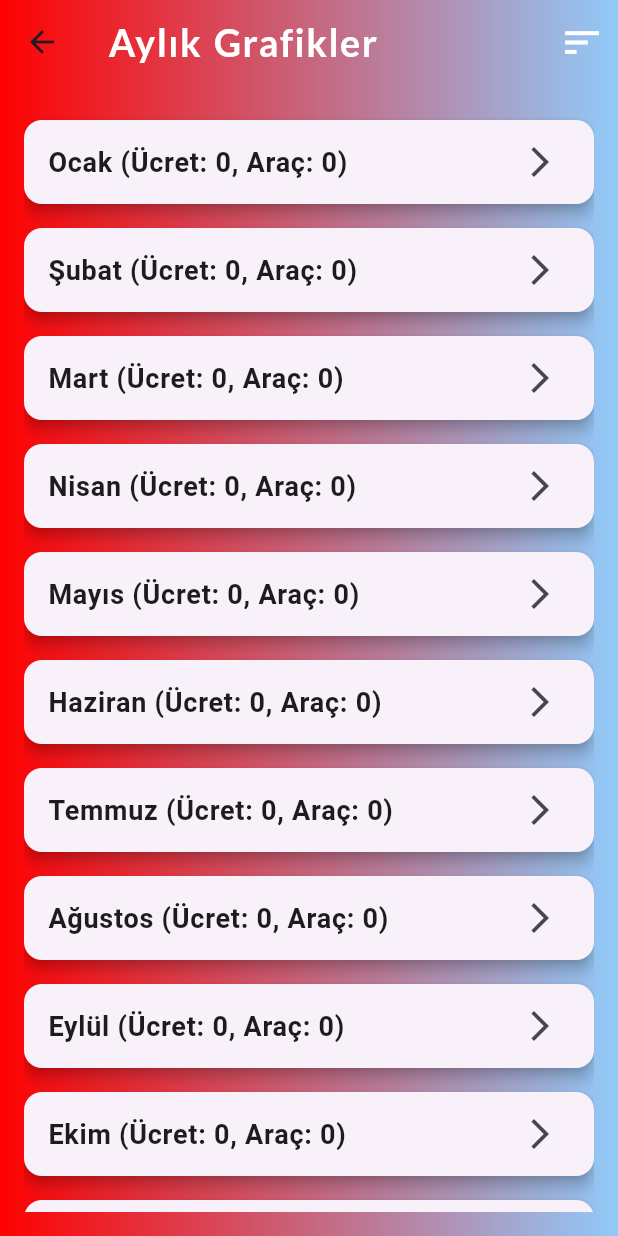
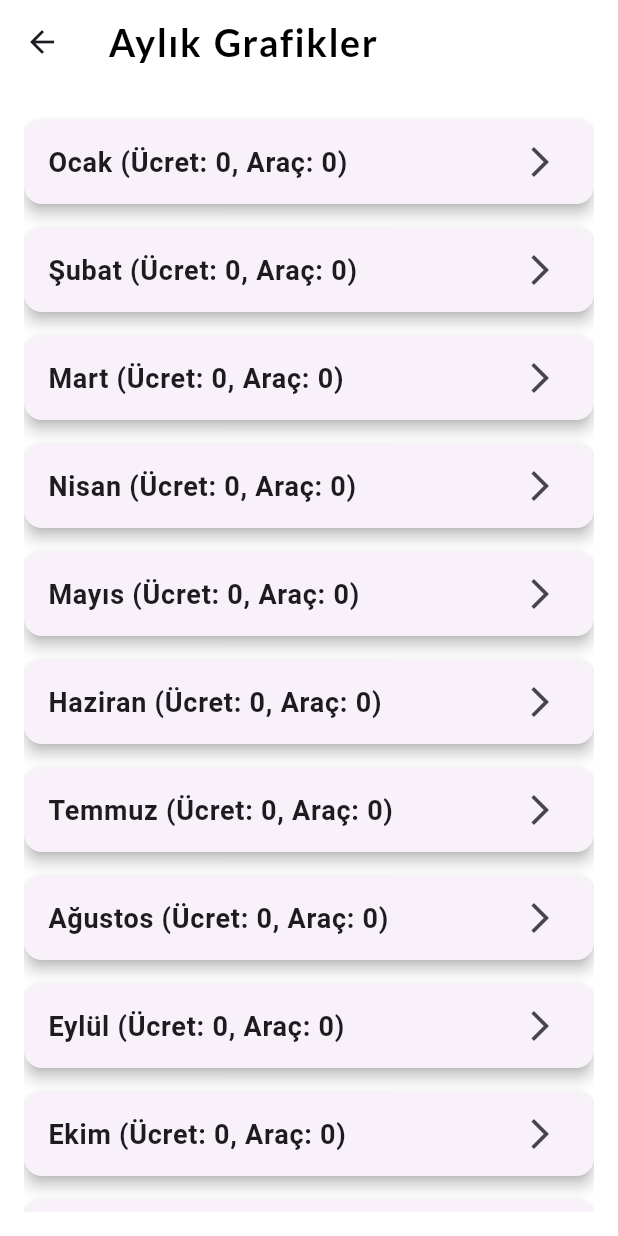
Before and after one commit to uluckabd/car_wash, a Flutter app: the screen it shows after launch, item 2 of the bottom bar chosen, after a tap on the "analytics" icon, on a phone screen of 412 x 824 dp. Run offline on Flutter 3.47's test engine with Material 3 defaults, Android fonts, the phone set to English and light mode, and no system bars; our stand-ins replace google_fonts, mask_text_input_formatter, sqflite, syncfusion_flutter_charts; accounts and stored records are empty.

Commit message:
tasarım sıfırlandı

```diff
--- a/lib/ArchiveScreen.dart
+++ b/lib/ArchiveScreen.dart
@@ -1,8 +1,5 @@
 import 'package:flutter/material.dart';
 import 'database_service.dart';
-
-const Color primaryColor = Color.fromRGBO(255, 1, 1, 1);
-const Color secondaryColor = Color(0xFF90CAF9);
 
 class ArchiveScreen extends StatelessWidget {
   final List<Map<String, dynamic>> randevular;
@@ -72,13 +69,7 @@ class ArchiveScreen extends StatelessWidget {
 
     return Scaffold(
       body: Container(
-        decoration: const BoxDecoration(
-          gradient: LinearGradient(
-            colors: [primaryColor, secondaryColor],
-            begin: Alignment.topLeft,
-            end: Alignment.topRight,
-          ),
-        ),
+        color: Colors.white,
         child: ListView(
           children: List.generate(12, (index) {
             final monthNumber = index + 1;
--- a/lib/app_ready_package.dart
+++ b/lib/app_ready_package.dart
@@ -10,13 +10,13 @@ class AppTextStyles {
   static TextStyle title = GoogleFonts.lato(
     fontSize: 25,
     fontWeight: FontWeight.bold,
-    color: Colors.white,
+    color: Colors.black,
     wordSpacing: 2,
     letterSpacing: 1,
   );
 }
 
-// uygulama arka planı için kullandığımız paket
+// Uygulama arka planı için kullandığımız paket
 class Appcolor extends StatelessWidget {
   const Appcolor({super.key});
 
@@ -24,12 +24,10 @@ class Appcolor extends StatelessWidget {
   Widget build(BuildContext context) {
     return Container(
       decoration: const BoxDecoration(
-        gradient: LinearGradient(
-          colors: [Color(0xFFFF0101), Color(0xFF90CAF9)],
-          begin: Alignment.topLeft,
-          end: Alignment.topRight,
-        ),
+        color: Colors.white, // Arka planı düz beyaza ayarlandı
       ),
+      // Alternatif olarak:
+      // color: Colors.white, // Decoration kullanmadan da direkt Container'a renk verebilirsin
     );
   }
 }
--- a/lib/charts_page.dart
+++ b/lib/charts_page.dart
@@ -94,6 +94,7 @@ class _ChartsPageState extends State<ChartsPage> {
   @override
   Widget build(BuildContext context) {
     return Scaffold(
+      backgroundColor: Colors.white,
       appBar: AppBar(
         title: Text(
           "${widget.currentMonth} Ayı Grafikleri",
--- a/lib/main.dart
+++ b/lib/main.dart
@@ -432,13 +432,13 @@ class _MyHomePageState extends State<MyHomePage> {
                   ),
 
                   Padding(
-                    padding: const EdgeInsets.only(left: 35),
+                    padding: const EdgeInsets.only(left: 70),
                     child: Text(
                       getFormattedDate(
                         baseDate,
                       ), // baseDate ve getFormattedDate gerekli
                       style: const TextStyle(
-                        color: Colors.white, // Biraz daha soluk
+                        color: Colors.black, // Biraz daha soluk
                         fontSize: 16, // Daha küçük font boyutu
                         fontWeight: FontWeight.normal,
                       ),
@@ -452,15 +452,7 @@ class _MyHomePageState extends State<MyHomePage> {
             // Başka bir index ise varsayılan başlık
             : Text("Başlık", style: AppTextStyles.title),
 
-        flexibleSpace: Container(
-          decoration: const BoxDecoration(
-            gradient: LinearGradient(
-              colors: [primaryColor, secondaryColor],
-              begin: Alignment.topLeft,
-              end: Alignment.topRight,
-            ),
-          ),
-        ),
+        flexibleSpace: Container(color: Colors.white),
 
         // 2. EYLEMLER (ACTIONS): selectedIndex'e göre ikonlar değişir (Değişmedi)
         actions: selectedIndex == 0
@@ -469,7 +461,7 @@ class _MyHomePageState extends State<MyHomePage> {
                 IconButton(
                   icon: const Icon(
                     Icons.calendar_month_outlined,
-                    color: Colors.white,
+                    color: Colors.black,
                     size: 24,
                   ),
                   onPressed: () => _selectDate(context),
@@ -479,7 +471,7 @@ class _MyHomePageState extends State<MyHomePage> {
             ? [
                 // Index 1 (Arşiv) için Arama ve Rapor ikonları
                 IconButton(
-                  icon: const Icon(Icons.search),
+                  icon: const Icon(Icons.search, color: Colors.black),
                   onPressed: () {
                     showSearch(
                       context: context,
@@ -488,7 +480,10 @@ class _MyHomePageState extends State<MyHomePage> {
                   },
                 ),
                 IconButton(
-                  icon: const Icon(Icons.analytics_outlined),
+                  icon: const Icon(
+                    Icons.analytics_outlined,
+                    color: Colors.black,
+                  ),
                   onPressed: () {
                     Navigator.push(
                       context,
@@ -558,13 +553,6 @@ class _MyHomePageState extends State<MyHomePage> {
         ],
       ),
       bottomNavigationBar: Container(
-        decoration: const BoxDecoration(
-          gradient: LinearGradient(
-            colors: [primaryColor, secondaryColor],
-            begin: Alignment.topLeft,
-            end: Alignment.bottomRight,
-          ),
-        ),
         child: BottomNavigationBar(
           backgroundColor: Colors.transparent,
           currentIndex: selectedIndex,
--- a/lib/reportchartspage.dart
+++ b/lib/reportchartspage.dart
@@ -3,9 +3,6 @@ import 'package:flutter/material.dart';
 import 'package:path/path.dart';
 import 'charts_page.dart';
 import 'database_service.dart';
-
-const Color primaryColor = Color.fromRGBO(255, 1, 1, 1);
-const Color secondaryColor = Color(0xFF90CAF9);
 
 class MonthCard extends StatelessWidget {
   final String monthName;
@@ -123,13 +120,7 @@ class _ReportChartsPageState extends State<ReportChartsPage> {
         flexibleSpace: Appcolor(),
       ),
       body: Container(
-        decoration: const BoxDecoration(
-          gradient: LinearGradient(
-            colors: [primaryColor, secondaryColor],
-            begin: Alignment.topLeft,
-            end: Alignment.topRight,
-          ),
-        ),
+        color: Colors.white,
         child: Padding(
           padding: const EdgeInsets.all(16),
           child: ListView(
```
